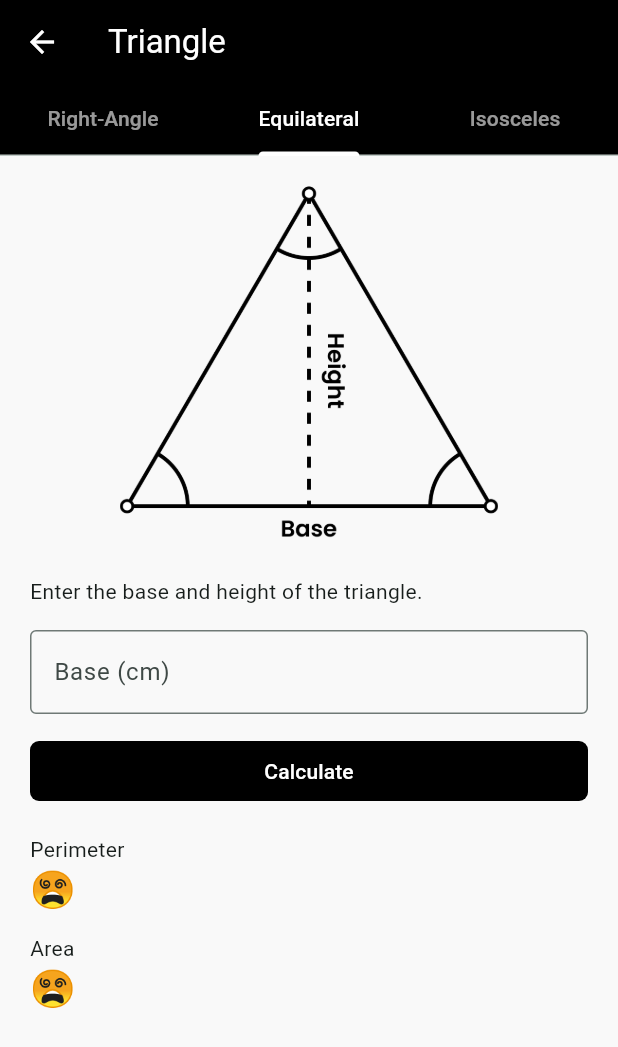
After one commit to plirapli/tpm-tugas-4, a Flutter app: the TrianglePage screen opened directly, tab 2 chosen, after a tap on "Calculate", on a phone screen of 412 x 824 dp. The commit adds this screen. Shown: the top 1047 px of the screen. Run offline on Flutter 3.47's test engine with Material 3 defaults, Android fonts, the phone set to English and light mode, and no system bars; our stand-ins replace accordion, shared_preferences; accounts and stored records are empty.

Commit message:
add menu for various triangle

```diff
--- /dev/null
+++ b/lib/view/main_menu/triangle/equilateral.dart
@@ -0,0 +1,109 @@
+import 'dart:math';
+import 'package:flutter/material.dart';
+import 'package:flutter/services.dart';
+
+class EquilateralTrianglePage extends StatefulWidget {
+  const EquilateralTrianglePage({super.key});
+
+  @override
+  State<EquilateralTrianglePage> createState() =>
+      _EquilateralTrianglePageState();
+}
+
+class _EquilateralTrianglePageState extends State<EquilateralTrianglePage> {
+  TextEditingController alas = TextEditingController();
+  String luas = "-";
+  String keliling = "-";
+
+  @override
+  Widget build(BuildContext context) {
+    return Container(
+      padding: const EdgeInsets.symmetric(horizontal: 20),
+      color: const Color.fromARGB(255, 249, 249, 249),
+      child: ListView(
+        scrollDirection: Axis.vertical,
+        children: [
+          const SizedBox(height: 20),
+          Image.asset(
+            "assets/sama_sisi_triangle.png",
+            height: 240,
+            fit: BoxFit.fitHeight,
+          ),
+          const SizedBox(height: 20),
+          const Text("Enter the base and height of the triangle."),
+          _inputField("Base (cm)", alas),
+          _calcButton(context),
+          _result(),
+          const SizedBox(height: 20)
+        ],
+      ),
+    );
+  }
+
+  Widget _inputField(String label, TextEditingController input) {
+    return Container(
+      margin: const EdgeInsets.only(top: 16),
+      child: TextField(
+        controller: input,
+        inputFormatters: <TextInputFormatter>[
+          FilteringTextInputFormatter.allow(RegExp(r'^\d{0,6}(\.[0-9]*)?')),
+        ],
+        decoration: InputDecoration(
+          border: const OutlineInputBorder(),
+          labelText: label,
+        ),
+      ),
+    );
+  }
+
+  Widget _calcButton(BuildContext context) {
+    return Container(
+      padding: const EdgeInsets.only(top: 14, bottom: 6),
+      child: TextButton(
+        onPressed: () => calcHandler(),
+        child: const Text('Calculate'),
+      ),
+    );
+  }
+
+  void calcHandler() {
+    String inputAlas = alas.text;
+
+    if (inputAlas.isNotEmpty) {
+      double a = double.parse(inputAlas);
+      double t = sqrt(a * a - 0.25 * a * a);
+
+      setState(() {
+        keliling = "${a * 3} cm";
+        luas = "${(a * t) / 2} cm²";
+      });
+    } else {
+      setState(() {
+        keliling = "😵";
+        luas = "😵";
+      });
+    }
+  }
+
+  Widget _result() {
+    return Container(
+      margin: const EdgeInsets.only(top: 12),
+      child: Column(
+        crossAxisAlignment: CrossAxisAlignment.start,
+        children: [
+          const Text("Perimeter"),
+          Text(
+            keliling,
+            style: const TextStyle(fontSize: 24, fontWeight: FontWeight.bold),
+          ),
+          const SizedBox(height: 12),
+          const Text("Area"),
+          Text(
+            luas,
+            style: const TextStyle(fontSize: 24, fontWeight: FontWeight.bold),
+          ),
+        ],
+      ),
+    );
+  }
+}
--- /dev/null
+++ b/lib/view/main_menu/triangle/main.dart
@@ -0,0 +1,37 @@
+import 'package:flutter/material.dart';
+import 'package:tpm_tugas_4/view/main_menu/triangle/equilateral.dart';
+import 'package:tpm_tugas_4/view/main_menu/triangle/right.dart';
+import 'package:tpm_tugas_4/view/main_menu/triangle/isosceles.dart';
+
+class TrianglePage extends StatelessWidget {
+  const TrianglePage({super.key});
+
+  @override
+  Widget build(BuildContext context) {
+    return DefaultTabController(
+      length: 3,
+      child: Scaffold(
+        appBar: AppBar(
+          bottom: const TabBar(
+            tabs: [
+              Tab(text: "Right-Angle"),
+              Tab(text: "Equilateral"),
+              Tab(text: "Isosceles")
+            ],
+            labelColor: Colors.white,
+            unselectedLabelColor: Colors.white60,
+            overlayColor: MaterialStatePropertyAll(Colors.white12),
+          ),
+          title: const Text("Triangle"),
+        ),
+        body: const TabBarView(
+          children: [
+            RightTrianglePage(),
+            EquilateralTrianglePage(),
+            IsoscelesTrianglePage()
+          ],
+        ),
+      ),
+    );
+  }
+}
--- /dev/null
+++ b/lib/view/main_menu/triangle/right.dart
@@ -0,0 +1,111 @@
+import 'dart:math';
+import 'package:flutter/material.dart';
+import 'package:flutter/services.dart';
+
+class RightTrianglePage extends StatefulWidget {
+  const RightTrianglePage({super.key});
+
+  @override
+  State<RightTrianglePage> createState() => _RightTrianglePageState();
+}
+
+class _RightTrianglePageState extends State<RightTrianglePage> {
+  TextEditingController alas = TextEditingController();
+  TextEditingController tinggi = TextEditingController();
+  String luas = "-";
+  String keliling = "-";
+
+  @override
+  Widget build(BuildContext context) {
+    return Container(
+      padding: const EdgeInsets.symmetric(horizontal: 20),
+      color: const Color.fromARGB(255, 249, 249, 249),
+      child: ListView(
+        scrollDirection: Axis.vertical,
+        children: [
+          const SizedBox(height: 20),
+          Image.asset(
+            "assets/siku_triangle.png",
+            height: 240,
+            fit: BoxFit.fitHeight,
+          ),
+          const SizedBox(height: 20),
+          const Text("Enter the base and height of the triangle."),
+          _inputField("Base (cm)", alas),
+          _inputField("Height (cm)", tinggi),
+          _calcButton(context),
+          _result(),
+          const SizedBox(height: 20)
+        ],
+      ),
+    );
+  }
+
+  Widget _inputField(String label, TextEditingController input) {
+    return Container(
+      margin: const EdgeInsets.only(top: 16),
+      child: TextField(
+        controller: input,
+        inputFormatters: <TextInputFormatter>[
+          FilteringTextInputFormatter.allow(RegExp(r'^\d{0,6}(\.[0-9]*)?')),
+        ],
+        decoration: InputDecoration(
+          border: const OutlineInputBorder(),
+          labelText: label,
+        ),
+      ),
+    );
+  }
+
+  Widget _calcButton(BuildContext context) {
+    return Container(
+      padding: const EdgeInsets.only(top: 14, bottom: 6),
+      child: TextButton(
+        onPressed: () => calcHandler(),
+        child: const Text('Calculate'),
+      ),
+    );
+  }
+
+  void calcHandler() {
+    String inputAlas = alas.text;
+    String inputTinggi = tinggi.text;
+
+    if (inputAlas.isNotEmpty && inputTinggi.isNotEmpty) {
+      double a = double.parse(inputAlas);
+      double t = double.parse(inputTinggi);
+      double miring = sqrt(a * a + t * t);
+      setState(() {
+        keliling = "${a + miring + t} cm";
+        luas = "${(a * t) / 2} cm²";
+      });
+    } else {
+      setState(() {
+        keliling = "😵";
+        luas = "😵";
+      });
+    }
+  }
+
+  Widget _result() {
+    return Container(
+      margin: const EdgeInsets.only(top: 12),
+      child: Column(
+        crossAxisAlignment: CrossAxisAlignment.start,
+        children: [
+          const Text("Perimeter"),
+          Text(
+            keliling,
+            style: const TextStyle(fontSize: 24, fontWeight: FontWeight.bold),
+          ),
+          const SizedBox(height: 12),
+          const Text("Area"),
+          Text(
+            luas,
+            style: const TextStyle(fontSize: 24, fontWeight: FontWeight.bold),
+          ),
+        ],
+      ),
+    );
+  }
+}
--- a/lib/view/nav_menu/home.dart
+++ b/lib/view/nav_menu/home.dart
@@ -5,7 +5,7 @@ import 'package:tpm_tugas_4/view/main_menu/about_me.dart';
 import 'package:tpm_tugas_4/view/main_menu/clubs.dart';
 import 'package:tpm_tugas_4/view/main_menu/favorite.dart';
 import 'package:tpm_tugas_4/view/main_menu/prime.dart';
-import 'package:tpm_tugas_4/view/main_menu/triangle.dart';
+import 'package:tpm_tugas_4/view/main_menu/triangle/main.dart';
 // import 'package:tpm_tugas_4/view/oddeven.dart';
 // import 'package:tpm_tugas_4/view/sumsub.dart';
 // import 'package:si_bagus/model/mainmenuitem.dart';
```
Also changed, not shown: lib/view/main_menu/triangle/isosceles.dart (added, +111 -0 lines), assets/sama_kaki_triangle.png, assets/sama_sisi_triangle.png, assets/siku_triangle.png.
